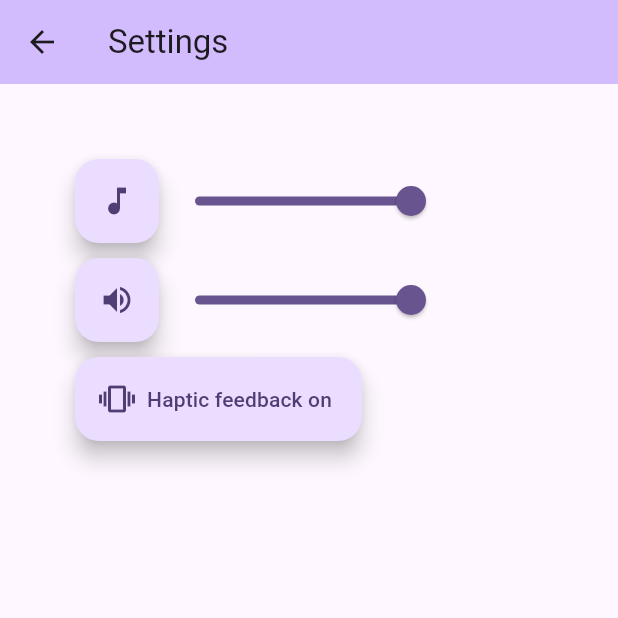
After one commit to vyPal/erasmus-ig, a Flutter app: the Settings screen opened directly, on a phone screen of 412 x 824 dp, the top half of it. The commit adds this screen. Run offline on Flutter 3.47's test engine with Material 2 defaults, Android fonts, the light colour scheme and no system bars; our stand-ins replace shared_preferences, simple_animations; accounts and stored records are empty.

Commit message:
Stuffs
Co-authored-by: JRK <JRKdotEXE@users.noreply.github.com>

```diff
--- /dev/null
+++ b/lib/settings.dart
@@ -0,0 +1,114 @@
+import 'package:flutter/material.dart';
+
+class Settings extends StatefulWidget {
+  const Settings({Key? key}) : super(key: key);
+
+  @override
+  State<Settings> createState() => _SettingsState();
+}
+
+class _SettingsState extends State<Settings> {
+  bool musicOn = true;
+  bool soundOn = true;
+  bool hapticOn = true;
+
+  double musicVol = 1;
+  double soundVol = 1;
+  @override
+  Widget build(BuildContext context) {
+    return Scaffold(
+      appBar: AppBar(
+        backgroundColor: Theme.of(context).colorScheme.inversePrimary,
+        title: const Text("Settings"),
+        leading: IconButton(
+          icon: const Icon(Icons.arrow_back),
+          onPressed: () {
+            Navigator.pop(context);
+          },
+        ),
+      ),
+      body: Padding(
+        padding: const EdgeInsets.all(50),
+        child: ListView(
+          children: [
+            Padding(
+              padding: const EdgeInsets.only(bottom: 10),
+              child: Row(
+                children: [
+                  FloatingActionButton(
+                    heroTag: "music",
+                    onPressed: () {
+                      setState(() {
+                        musicOn = !musicOn;
+                        musicVol = musicOn ? 1 : 0;
+                      });
+                    },
+                    child: Icon(musicOn ? Icons.music_note : Icons.music_off),
+                  ),
+                  Slider(
+                    value: musicVol,
+                    onChanged: (val) {
+                      setState(() {
+                        musicVol = val;
+                      });
+                    },
+                  ),
+                ],
+              ),
+            ),
+            Padding(
+              padding: const EdgeInsets.only(bottom: 10),
+              child: Row(
+                children: [
+                  FloatingActionButton(
+                    heroTag: "sounds",
+                    onPressed: () {
+                      setState(() {
+                        soundOn = !soundOn;
+                        soundVol = soundOn ? 1 : 0;
+                      });
+                    },
+                    child: Icon(soundOn ? Icons.volume_up : Icons.volume_off),
+                  ),
+                  Slider(
+                    value: soundVol,
+                    onChanged: (val) {
+                      setState(() {
+                        soundVol = val;
+                      });
+                    },
+                  ),
+                ],
+              ),
+            ),
+            Padding(
+              padding: const EdgeInsets.only(bottom: 10),
+              child: Row(
+                children: [
+                  FloatingActionButton.extended(
+                    heroTag: "haptic",
+                    onPressed: () {
+                      setState(() {
+                        hapticOn = !hapticOn;
+                      });
+                    },
+                    icon: Icon(hapticOn ? Icons.vibration : Icons.mobile_off),
+                    label: hapticOn
+                        ? const Text("Haptic feedback on")
+                        : const Text("Haptic feedback off"),
+                  ),
+                ],
+              ),
+            ),
+            Padding(
+              padding: const EdgeInsets.only(bottom: 10),
+              child: Row(
+                children: [],
+              ),
+            ),
+          ],
+        ),
+      ),
+    );
+  }
+}
```
Also changed, not shown: lib/background_cahnger.dart (added, +79 -0 lines), lib/balloon_changer.dart (added, +79 -0 lines), lib/leaderboard.dart (added, +15 -0 lines), lib/main.dart (+102 -14 lines), pubspec.yaml (+10 -1 lines), assets/background1.png (added), assets/background2.png (added), assets/background3.png (added), assets/background4.png (added), assets/balloon.png (deleted), assets/balloon_blue.png (added), assets/balloon_green.png (added), assets/balloon_pink.png (added), assets/balloon_red.png (added), 3 more files, 4 other files.
